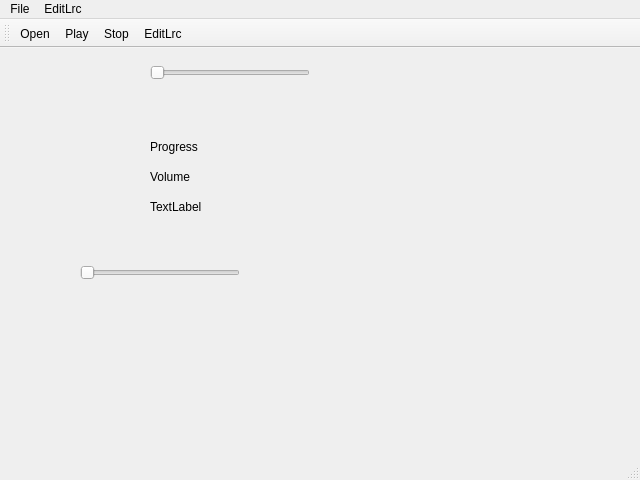
Qt form mainwindow.ui (ZizhuoWang/EditLrc) before a commit.
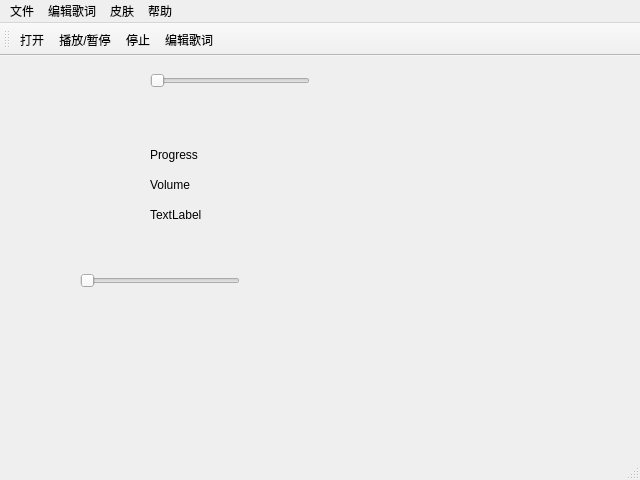
The same form after that commit. Icons and pictures are not drawn.

Diff of the .ui file:
```diff
--- a/mainwindow.ui
+++ b/mainwindow.ui
@@ -103,18 +103,36 @@
    </property>
    <widget class="QMenu" name="menuFile">
     <property name="title">
-     <string>File</string>
+     <string>文件</string>
     </property>
     <addaction name="actionOpen"/>
    </widget>
    <widget class="QMenu" name="menuEditLrc">
     <property name="title">
-     <string>EditLrc</string>
+     <string>编辑歌词</string>
     </property>
     <addaction name="actionEditLrc"/>
    </widget>
+   <widget class="QMenu" name="menuSkin">
+    <property name="title">
+     <string>皮肤</string>
+    </property>
+    <addaction name="actionSkinOne"/>
+    <addaction name="actionSkinTwo"/>
+    <addaction name="actionSkinThree"/>
+    <addaction name="actionSkinFour"/>
+    <addaction name="actionSkinFive"/>
+   </widget>
+   <widget class="QMenu" name="menu">
+    <property name="title">
+     <string>帮助</string>
+    </property>
+    <addaction name="actionShortCut"/>
+   </widget>
    <addaction name="menuFile"/>
    <addaction name="menuEditLrc"/>
+   <addaction name="menuSkin"/>
+   <addaction name="menu"/>
   </widget>
   <widget class="QToolBar" name="mainToolBar">
    <property name="iconSize">
@@ -141,7 +159,10 @@
      <normaloff>:/icon/Icon/Play.png</normaloff>:/icon/Icon/Play.png</iconset>
    </property>
    <property name="text">
-    <string>Play</string>
+    <string>播放/暂停</string>
+   </property>
+   <property name="toolTip">
+    <string>播放/暂停</string>
    </property>
    <property name="shortcut">
     <string>Space</string>
@@ -153,7 +174,7 @@
      <normaloff>:/icon/Icon/OpenFile.png</normaloff>:/icon/Icon/OpenFile.png</iconset>
    </property>
    <property name="text">
-    <string>Open</string>
+    <string>打开</string>
    </property>
    <property name="toolTip">
     <string>Open a file</string>
@@ -168,7 +189,10 @@
      <normaloff>:/icon/Icon/Stop.png</normaloff>:/icon/Icon/Stop.png</iconset>
    </property>
    <property name="text">
-    <string>Stop</string>
+    <string>停止</string>
+   </property>
+   <property name="toolTip">
+    <string>停止</string>
    </property>
    <property name="shortcut">
     <string>Esc</string>
@@ -180,7 +204,10 @@
      <normaloff>:/icon/Icon/EditLrc.png</normaloff>:/icon/Icon/EditLrc.png</iconset>
    </property>
    <property name="text">
-    <string>EditLrc</string>
+    <string>编辑歌词</string>
+   </property>
+   <property name="toolTip">
+    <string>编辑歌词</string>
    </property>
    <property name="shortcut">
     <string>Ctrl+E</string>
```
Left out of the diff: 41 changed lines with no effect on the pictures.
